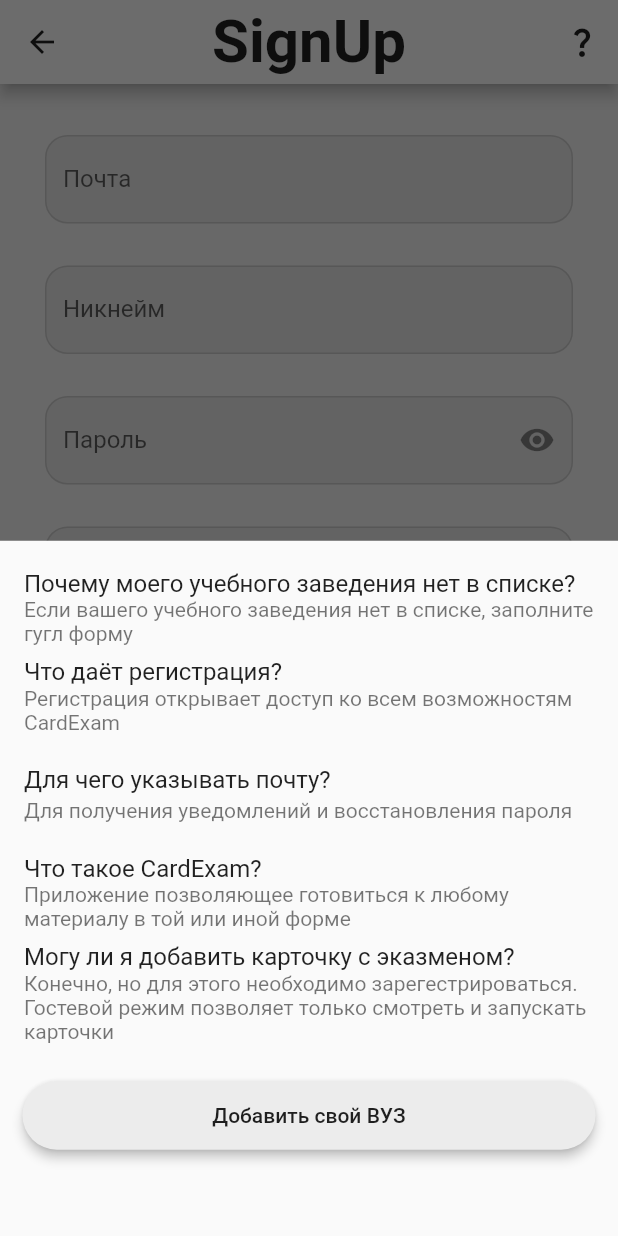
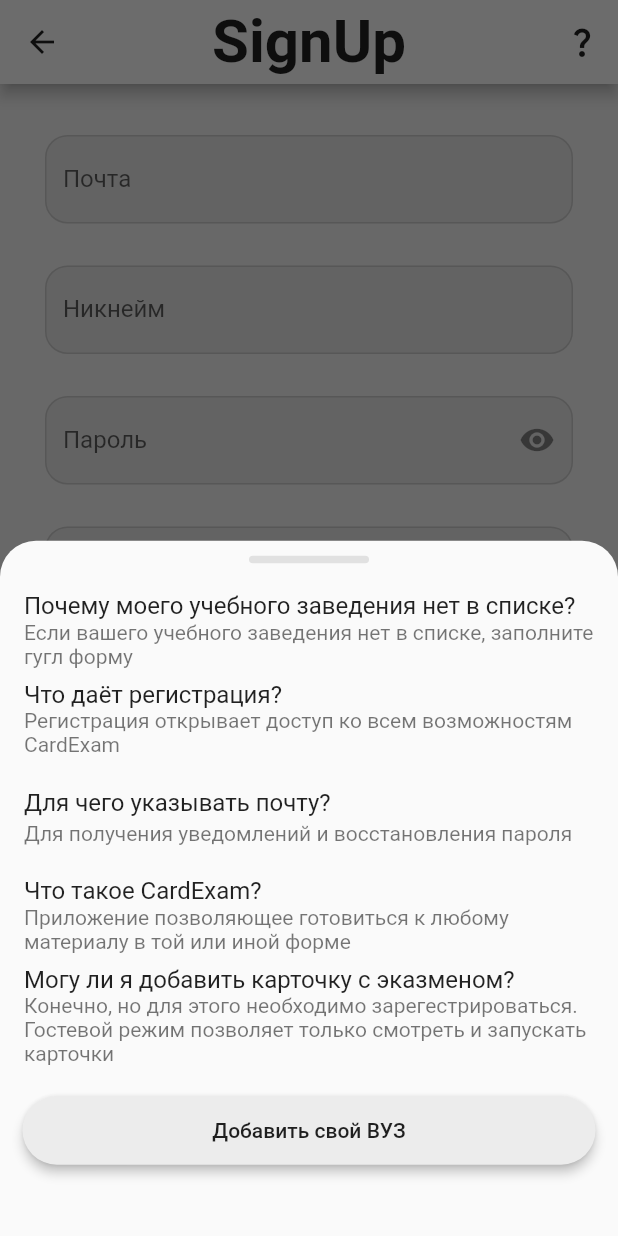
Before and after one commit to MixKage/CardExam, a Flutter app: the SignUpPage screen opened by its route, after a tap on the "question mark" icon, on a phone screen of 412 x 824 dp. Run offline on Flutter 3.47's test engine with Material 2 defaults, Android fonts, the phone set to English and light mode, and no system bars; our stand-ins replace dio, dropdown_button2.

Commit message:
fix: showModalBottomSheet BorderRadius

```diff
--- a/lib/widgets/login_page_widgets.dart
+++ b/lib/widgets/login_page_widgets.dart
@@ -1,4 +1,5 @@
 import 'package:cardexam/theme/theme_constants.dart';
+import 'package:flutter/cupertino.dart';
 import 'package:flutter/material.dart';
 
 class BuildSignUpBtn extends StatelessWidget {
@@ -127,6 +128,22 @@ class _PasswordTextFormFieldState extends State<PasswordTextFormField> {
   }
 }*/
 
+class MyListTile extends StatelessWidget {
+  final String title;
+  final String subtitle;
+  const MyListTile({
+    required this.title,
+    required this.subtitle,
+    super.key,
+  });
+
+  @override
+  Widget build(BuildContext context) => ListTile(
+        title: Text(title),
+        subtitle: Text(subtitle),
+      );
+}
+
 class QuestionSignUp extends StatelessWidget {
   final BuildContext context;
   const QuestionSignUp({required this.context, super.key});
@@ -136,12 +153,46 @@ class QuestionSignUp extends StatelessWidget {
         onPressed: () {
           showModalBottomSheet(
             context: context,
-            builder: (context) => ListView(
+            shape: const RoundedRectangleBorder(
+              borderRadius: BorderRadius.only(
+                topLeft: Radius.circular(24),
+                topRight: Radius.circular(24),
+              ),
+            ),
+            builder: (context) => Stack(
               children: [
-                const SizedBox(height: 15),
+                Align(
+                  alignment: Alignment.topCenter,
+                  child: Padding(
+                    padding: const EdgeInsets.only(
+                      top: 10,
+                      bottom: 20,
+                    ),
+                    child: Container(
+                      height: 5,
+                      width: 80,
+                      decoration: BoxDecoration(
+                        borderRadius: BorderRadius.circular(60),
+                        color: Colors.grey.withAlpha(70),
+                      ),
+                    ),
+                  ),
+                ),
+                Padding(
+                  padding: const EdgeInsets.only(top: 30),
+                  child: Scrollbar(
+                    child: ListView(
+                      children: [
+                        // const MyListTile(
+                        //     title:
+                        //         'Почему моего учебного заведения нет в списке?',
+                        //     subtitle:
+                        //         'Если вашего учебного заведения нет в списке, заполните гугл форму'),
                         const ListTile(
-                  title: Text('Почему моего учебного заведения нет в списке?'),
-                  subtitle: Text('Если вашего учебного заведения нет в списке, '
+                          title: Text(
+                              'Почему моего учебного заведения нет в списке?'),
+                          subtitle: Text(
+                              'Если вашего учебного заведения нет в списке, '
                               'заполните гугл форму'),
                         ),
                         const ListTile(
@@ -151,29 +202,37 @@ class QuestionSignUp extends StatelessWidget {
                         ),
                         const ListTile(
                           title: Text('Для чего указывать почту?'),
-                  subtitle:
-                      Text('Для получения уведомлений и восстановления пароля'),
+                          subtitle: Text(
+                              'Для получения уведомлений и восстановления пароля'),
                         ),
                         const ListTile(
                           title: Text('Что такое CardExam?'),
-                  subtitle: Text('Приложение позволяющее готовиться к любому '
+                          subtitle:
+                              Text('Приложение позволяющее готовиться к любому '
                                   'материалу в той или иной форме'),
                         ),
                         const ListTile(
-                  title: Text('Могу ли я добавить карточку с эказменом?'),
+                          title:
+                              Text('Могу ли я добавить карточку с эказменом?'),
                           subtitle: Text(
                               'Конечно, но для этого необходимо зарегестрироваться. '
                               'Гостевой режим позволяет только '
                               'смотреть и запускать карточки'),
                         ),
-                const SizedBox(height: 20),
                         Padding(
-                  padding: const EdgeInsets.symmetric(horizontal: 15.0),
+                          padding: const EdgeInsets.symmetric(
+                            horizontal: 15.0,
+                            vertical: 15,
+                          ),
                           child: ElevatedButton(
                             onPressed: () {},
                             child: const Text('Добавить свой ВУЗ'),
                           ),
                         )
+                      ],
+                    ),
+                  ),
+                ),
               ],
             ),
           );
```
Lines whose indentation alone changed are shown as unchanged.
